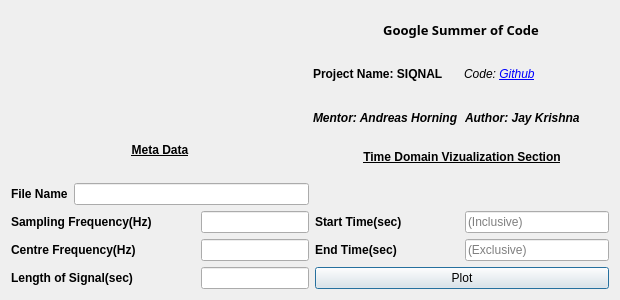
Qt form qt/timescreen.ui (aerospaceresearch/SiqNAL) before a commit.
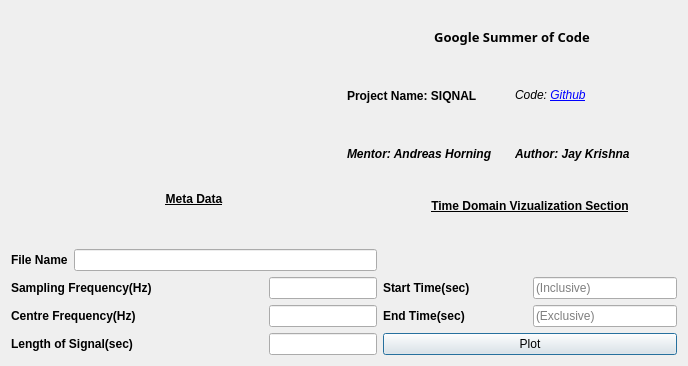
The same form after that commit.

Commit message: Added till bandpass filter

The edit to the form file:
```diff
--- a/qt/timescreen.ui
+++ b/qt/timescreen.ui
@@ -6,8 +6,8 @@
    <rect>
     <x>0</x>
     <y>0</y>
-    <width>620</width>
-    <height>300</height>
+    <width>688</width>
+    <height>366</height>
    </rect>
   </property>
   <property name="windowTitle">
```
